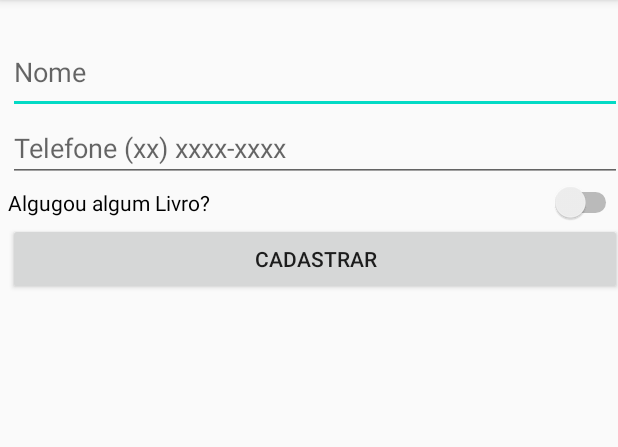
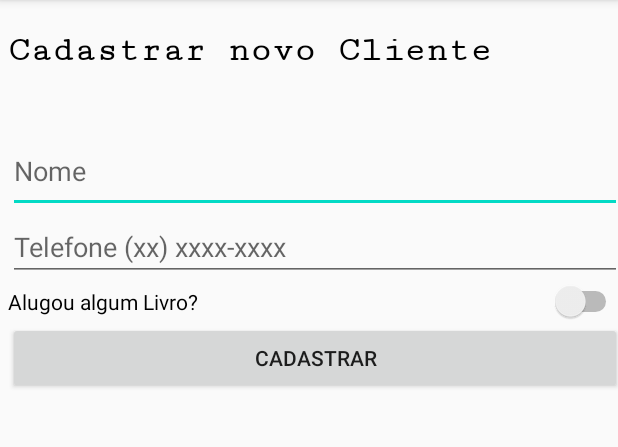
Before and after one commit to anaguglielmini/BibliotecaEscolar, an Android app: the screen it shows after launch (MainActivity), on a phone screen of 412 x 824 dp, the part 84-531 px from its top. Run offline under Robolectric (Android 15) with nearby library versions, the phone set to English and light mode, and no system bars.

Commit message:
Coloquei quase todos os meus elementos da tela, só falta programar e linkar com a segunda tela.

```diff
--- a/app/src/main/res/layout/activity_main.xml
+++ b/app/src/main/res/layout/activity_main.xml
@@ -17,6 +17,16 @@
         app:layout_constraintEnd_toEndOf="parent"
         app:layout_constraintStart_toStartOf="parent"
         app:layout_constraintTop_toTopOf="parent">
+
+        <TextView
+            android:id="@+id/textView4"
+            android:layout_width="match_parent"
+            android:layout_height="66dp"
+            android:fontFamily="serif-monospace"
+            android:text="@string/txtCliente"
+            android:textColor="#000000"
+            android:textSize="24sp"
+            android:textStyle="bold" />
 
         <EditText
             android:id="@+id/txtNome"
@@ -39,8 +49,8 @@
             android:layout_width="match_parent"
             android:layout_height="wrap_content"
             android:text="@string/swSN"
-            android:textOff="NÂO"
-            android:textOn="SIM" />
+            android:textOff="@string/textOff"
+            android:textOn="@string/textOn" />
 
         <Button
             android:id="@+id/buttontnCadastrar"
--- a/app/src/main/res/values/strings.xml
+++ b/app/src/main/res/values/strings.xml
@@ -3,5 +3,8 @@
     <string name="hintN1">Nome</string>
     <string name="hintN2">Telefone (xx) xxxx-xxxx</string>
     <string name="btnCad">Cadastrar</string>
-    <string name="swSN">Algugou algum Livro?</string>
+    <string name="swSN">Alugou algum Livro?</string>
+    <string name="textOff">Não</string>
+    <string name="textOn">Sim</string>
+    <string name="txtCliente">Cadastrar novo Cliente</string>
 </resources>
```
